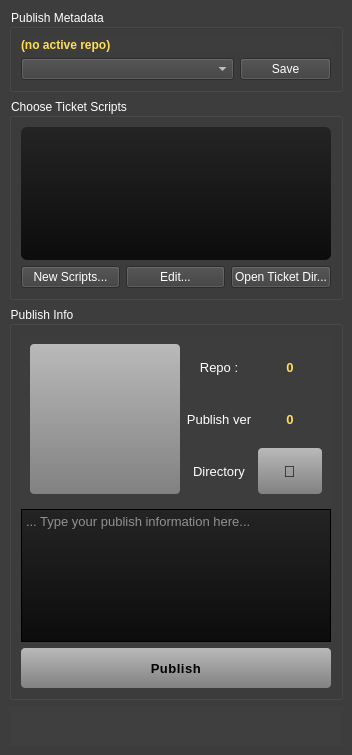
tonmaiart/MayaPublisher, file maya-scripts/MayaPublisher/ui.ui: the form before one commit.
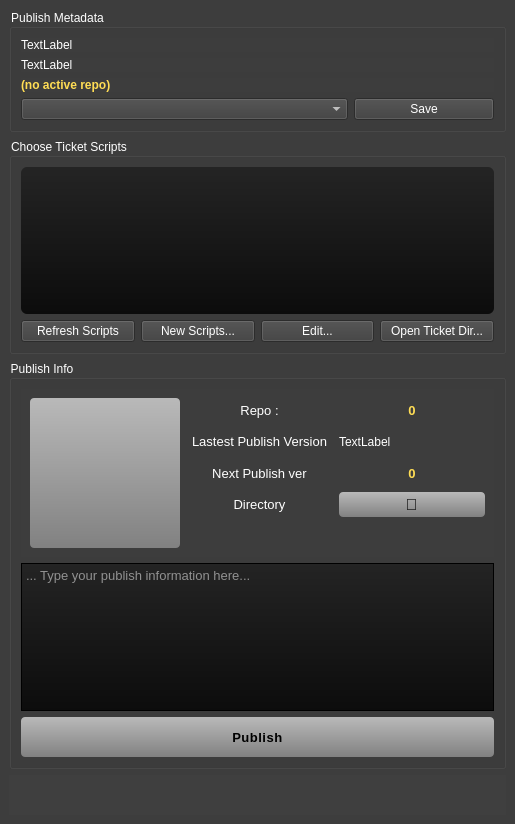
The form after the commit.

Patch:
```diff
--- a/maya-scripts/MayaPublisher/ui.ui
+++ b/maya-scripts/MayaPublisher/ui.ui
@@ -6,8 +6,8 @@
    <rect>
     <x>0</x>
     <y>0</y>
-    <width>352</width>
-    <height>755</height>
+    <width>515</width>
+    <height>824</height>
    </rect>
   </property>
   <property name="font">
@@ -41,6 +41,20 @@
       <layout class="QGridLayout" name="gridLayout_dest">
        <item row="1" column="0">
         <layout class="QVBoxLayout" name="verticalLayout_2">
+         <item>
+          <widget class="QLabel" name="label_active_repo_path">
+           <property name="text">
+            <string>TextLabel</string>
+           </property>
+          </widget>
+         </item>
+         <item>
+          <widget class="QLabel" name="label_active_repo_name">
+           <property name="text">
+            <string>TextLabel</string>
+           </property>
+          </widget>
+         </item>
          <item>
           <widget class="QLabel" name="label_publish_root">
            <property name="font">
@@ -127,6 +141,13 @@
        </item>
        <item row="1" column="0">
         <layout class="QHBoxLayout" name="horizontalLayout_2">
+         <item>
+          <widget class="QPushButton" name="pushButton_RefreshScripts">
+           <property name="text">
+            <string>Refresh Scripts</string>
+           </property>
+          </widget>
+         </item>
          <item>
           <widget class="QPushButton" name="pushButton_create_ticket_scripts">
            <property name="text">
@@ -171,7 +192,67 @@
        <item row="0" column="0">
         <widget class="QWidget" name="widget" native="true">
          <layout class="QGridLayout" name="gridLayout_3">
-          <item row="0" column="0">
+          <item row="3" column="1">
+           <widget class="QLabel" name="label_version_current_7">
+            <property name="font">
+             <font>
+              <pointsize>10</pointsize>
+              <weight>50</weight>
+              <bold>false</bold>
+             </font>
+            </property>
+            <property name="styleSheet">
+             <string notr="true">color:white</string>
+            </property>
+            <property name="text">
+             <string>Directory</string>
+            </property>
+            <property name="alignment">
+             <set>Qt::AlignCenter</set>
+            </property>
+           </widget>
+          </item>
+          <item row="2" column="1">
+           <widget class="QLabel" name="label_version_current_3">
+            <property name="font">
+             <font>
+              <pointsize>10</pointsize>
+              <weight>50</weight>
+              <bold>false</bold>
+             </font>
+            </property>
+            <property name="styleSheet">
+             <string notr="true">color:white</string>
+            </property>
+            <property name="text">
+             <string>Next Publish ver</string>
+            </property>
+            <property name="alignment">
+             <set>Qt::AlignCenter</set>
+            </property>
+           </widget>
+          </item>
+          <item row="0" column="2">
+           <widget class="QLabel" name="label_repo_target_name">
+            <property name="font">
+             <font>
+              <pointsize>10</pointsize>
+              <weight>75</weight>
+              <bold>true</bold>
+             </font>
+            </property>
+            <property name="styleSheet">
+             <string notr="true">color:rgb(255, 221, 84)</string>
+            </property>
+            <property name="text">
+             <string>0</string>
+            </property>
+            <property name="alignment">
+             <set>Qt::AlignCenter</set>
+            </property>
+           </widget>
+          </item>
+          <item row="0" column="0" rowspan="5">
            <widget class="QPushButton" name="pushButton_take_a_snapshot">
             <property name="minimumSize">
              <size>
@@ -218,8 +299,6 @@
            </widget>
           </item>
           <item row="0" column="1">
-           <layout class="QGridLayout" name="gridLayout_6">
-            <item row="0" column="0">
              <widget class="QLabel" name="label_version_current_4">
               <property name="font">
                <font>
@@ -239,67 +318,27 @@
               </property>
              </widget>
             </item>
-            <item row="0" column="2">
-             <widget class="QLabel" name="label_job_name">
-              <property name="font">
-               <font>
-                <pointsize>10</pointsize>
-                <weight>75</weight>
-                <bold>true</bold>
-               </font>
-              </property>
-              <property name="styleSheet">
-               <string notr="true">color:rgb(255, 221, 84)</string>
-              </property>
-              <property name="text">
-               <string>0</string>
-              </property>
-              <property name="alignment">
-               <set>Qt::AlignCenter</set>
-              </property>
-             </widget>
-            </item>
-            <item row="1" column="0">
-             <widget class="QLabel" name="label_version_current_3">
-              <property name="font">
-               <font>
-                <pointsize>10</pointsize>
-                <weight>50</weight>
-                <bold>false</bold>
-               </font>
-              </property>
-              <property name="styleSheet">
-               <string notr="true">color:white</string>
-              </property>
-              <property name="text">
-               <string>Publish ver</string>
-              </property>
-              <property name="alignment">
-               <set>Qt::AlignCenter</set>
-              </property>
-             </widget>
-            </item>
-            <item row="1" column="2">
-             <widget class="QLabel" name="label_version_publish">
-              <property name="font">
-               <font>
-                <pointsize>10</pointsize>
-                <weight>75</weight>
-                <bold>true</bold>
-               </font>
-              </property>
-              <property name="styleSheet">
-               <string notr="true">color:rgb(255, 221, 84)</string>
-              </property>
-              <property name="text">
-               <string>0</string>
-              </property>
-              <property name="alignment">
-               <set>Qt::AlignCenter</set>
-              </property>
-             </widget>
-            </item>
             <item row="2" column="2">
+           <widget class="QLabel" name="label_next_publish_version">
+            <property name="font">
+             <font>
+              <pointsize>10</pointsize>
+              <weight>75</weight>
+              <bold>true</bold>
+             </font>
+            </property>
+            <property name="styleSheet">
+             <string notr="true">color:rgb(255, 221, 84)</string>
+            </property>
+            <property name="text">
+             <string>0</string>
+            </property>
+            <property name="alignment">
+             <set>Qt::AlignCenter</set>
+            </property>
+           </widget>
+          </item>
+          <item row="3" column="2">
              <widget class="QPushButton" name="pushButton_open_dir">
               <property name="sizePolicy">
                <sizepolicy hsizetype="Minimum" vsizetype="Minimum">
@@ -339,8 +378,8 @@
               </property>
              </widget>
             </item>
-            <item row="2" column="0">
-             <widget class="QLabel" name="label_version_current_7">
+          <item row="1" column="1">
+           <widget class="QLabel" name="label_version_current_5">
               <property name="font">
                <font>
                 <pointsize>10</pointsize>
@@ -352,14 +391,19 @@
                <string notr="true">color:white</string>
               </property>
               <property name="text">
-               <string>Directory</string>
+             <string>Lastest Publish Version</string>
               </property>
               <property name="alignment">
                <set>Qt::AlignCenter</set>
               </property>
              </widget>
             </item>
-           </layout>
+          <item row="1" column="2">
+           <widget class="QLabel" name="label_lastest_publish_version">
+            <property name="text">
+             <string>TextLabel</string>
+            </property>
+           </widget>
           </item>
          </layout>
         </widget>
```
Lines whose indentation alone changed are shown as unchanged.
